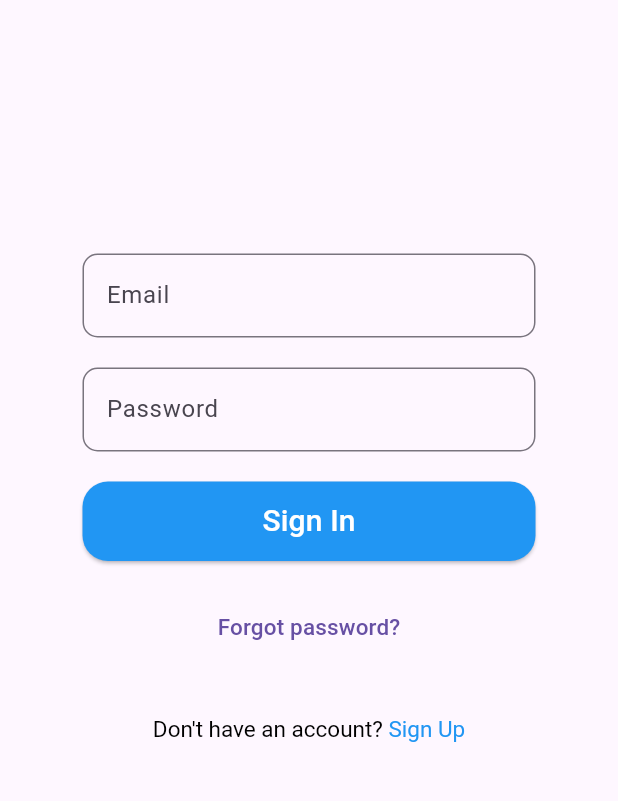
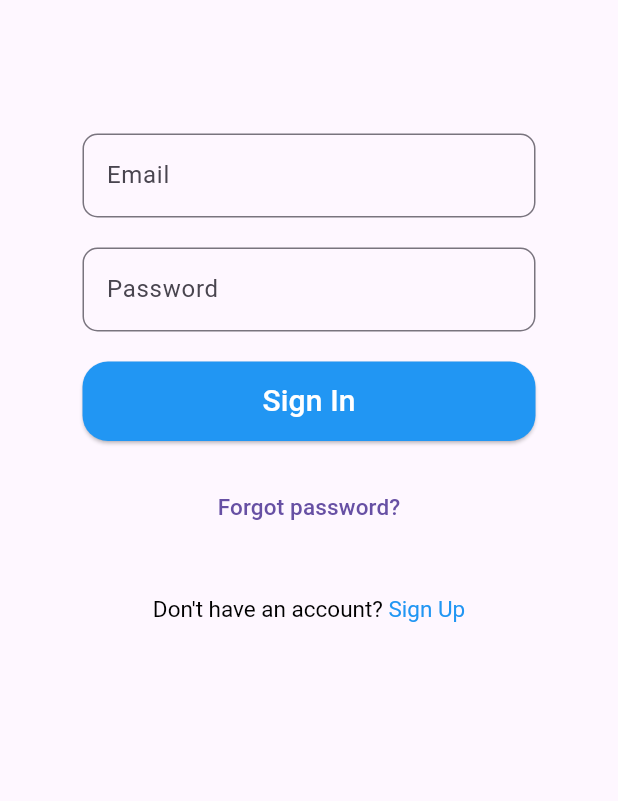
Before and after one commit to aadarshk7/Login-App_Google_Facebook_Twitter_Login, a Flutter app: the screen it shows after launch, on a phone screen of 412 x 824 dp, the part 63-864 px from its top. Run offline on Flutter 3.47's test engine with Material 3 defaults, Android fonts, the phone set to English and light mode, and no system bars; our stand-ins replace firebase_auth, firebase_core; accounts and stored records are empty.

Commit message:
Login_App

```diff
--- a/lib/login_page.dart
+++ b/lib/login_page.dart
@@ -26,29 +26,29 @@ class _LoginPageState extends State<LoginPage> {
             Stack(
               children: <Widget>[
 
+                // Container(
+                //   height: 100,
+                // )
                 Container(
-                  height: 100,
-                )
-                // Container(
-                //   height: 20,
-                //   // decoration: BoxDecoration(
-                //   //   image: DecorationImage(
-                //   //     image: AssetImage('assets/images/car.jpg'),
-                //   //     fit: BoxFit.cover,
-                //   //   ),
-                //   ),
-                // Positioned(
-                //   left: 33,
-                //   top: 50,
-                //   child: Text(
-                //     '',
-                //     style: TextStyle(
-                //       color: Colors.white,
-                //       fontSize: 30,
-                //       fontWeight: FontWeight.bold,
-                //     ),
-                //   ),
-                // ),
+                  height: 20,
+                  // decoration: BoxDecoration(
+                  //   image: DecorationImage(
+                  //     image: AssetImage('assets/images/car.jpg'),
+                  //     fit: BoxFit.cover,
+                  //   ),
+                  ),
+                Positioned(
+                  left: 33,
+                  top: 50,
+                  child: Text(
+                    '',
+                    style: TextStyle(
+                      color: Colors.white,
+                      fontSize: 30,
+                      fontWeight: FontWeight.bold,
+                    ),
+                  ),
+                ),
               ],
             ),
             Padding(
```
